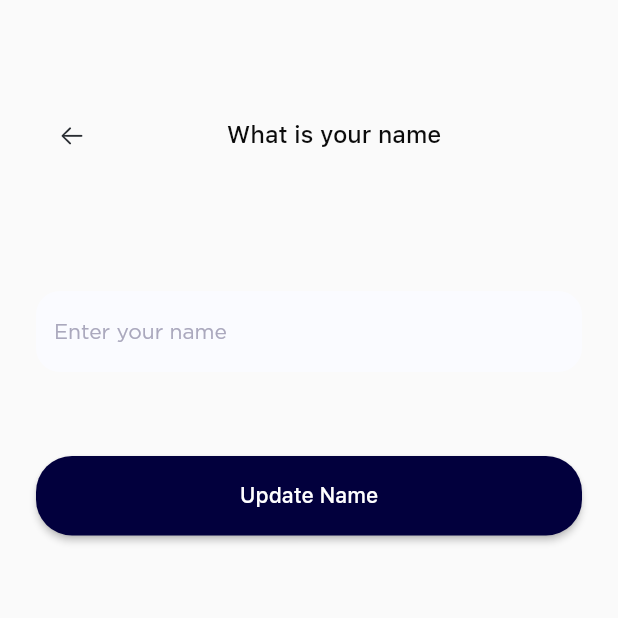
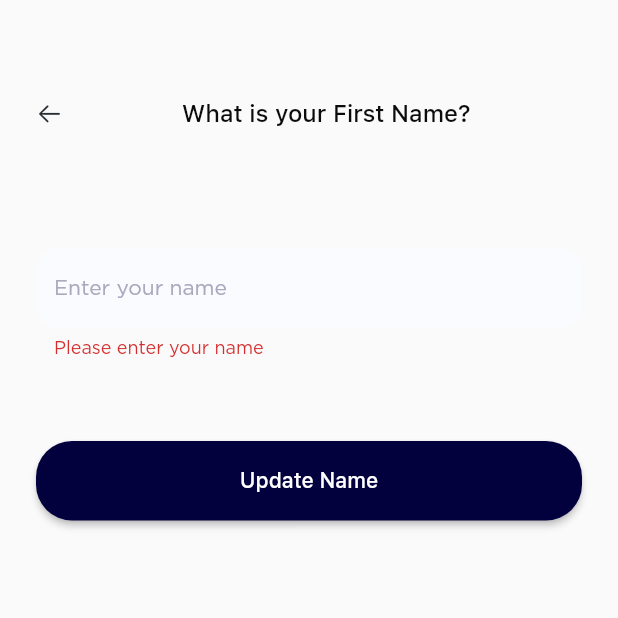
Before and after one commit to maoja37/OneWallet, a Flutter app: the UpdateUsernameScreen screen opened directly, after a tap on "Update Name", on a phone screen of 412 x 824 dp, the top half of it. Run offline on Flutter 3.47's test engine with Material 2 defaults, Android fonts, the phone set to English and light mode, and no system bars; our stand-ins replace drift, firebase_auth, firebase_core, flutter_slidable, flutter_svg, fluttertoast and 4 more; missing offline and left inert: bottom_sheet; accounts and stored records are empty; generated files the repository leaves out were written again; project files that could hold a hidden picture were left out.

Commit message:
made changes to the buttons to show progress loading

```diff
--- a/lib/ProfileSection/update_username.dart
+++ b/lib/ProfileSection/update_username.dart
@@ -4,14 +4,21 @@ import 'package:firebase_auth/firebase_auth.dart';
 import 'package:flutter/cupertino.dart';
 import 'package:flutter/material.dart';
 
-class UpdateUsernameScreen extends StatelessWidget {
+class UpdateUsernameScreen extends StatefulWidget {
   UpdateUsernameScreen({Key? key}) : super(key: key);
 
+  @override
+  State<UpdateUsernameScreen> createState() => _UpdateUsernameScreenState();
+}
 
+class _UpdateUsernameScreenState extends State<UpdateUsernameScreen> {
   final TextEditingController userNameEditingController = TextEditingController();
 
   final user = FirebaseAuth.instance.currentUser;
+
   final formKey = GlobalKey<FormState>();
+
+  bool loading = false;
 
   @override
   Widget build(BuildContext context) {
@@ -32,15 +39,13 @@ class UpdateUsernameScreen extends StatelessWidget {
                   ),
                   Row(
                     children: [
-                      IconButton(
-                        icon: Icon(CupertinoIcons.arrow_left, color: Color(0xff292D32), size: 18,),
-                        onPressed: () => Navigator.of(context).pop(),
-                      ),
+                       InkWell( onTap: () => Navigator.of(context).pop(),  child: Icon(CupertinoIcons.arrow_left, color: Color(0xff292D32), size: 18,)),
+
                       SizedBox(
                         width: MediaQuery.of(context).size.width * 0.192,
                       ),
                       Text(
-                        'What is your name',
+                        'What is your First Name?',
                         style: TextStyle(
                           fontFamily: 'SF-Pro',
                           fontSize: 16,
@@ -55,6 +60,18 @@ class UpdateUsernameScreen extends StatelessWidget {
                   TextFormField(
                     keyboardType: TextInputType.text,
                     controller: userNameEditingController,
+                    validator: (value) {
+                      if (value!.isEmpty) {
+                        return 'Please enter your name';
+                      }
+                      if(value.length > 17) {
+                        return 'Please enter a name less than 17 characters';
+                      }
+                      if(value.contains(' ')) {
+                        return 'Please enter only First name ';
+                      }
+                      return null;
+                    },
 
                     decoration: InputDecoration(
                         filled: true,
@@ -72,15 +89,24 @@ class UpdateUsernameScreen extends StatelessWidget {
                   SizedBox(height: 56,),
                   MaterialButton(
                     onPressed: ()  async {
-                      String stuff = userNameEditingController.text;
+                          String stuff = userNameEditingController.text;
+                      if(formKey.currentState!.validate()) {
+                        setState(() {
+                          loading = true;
+                        });
+
+                        await user?.updateDisplayName(stuff).then(
+                          (value) => ScaffoldMessenger.of(context).showSnackBar(SnackBar(content: Text('Name Updated')))).catchError((error) => ScaffoldMessenger.of(formKey.currentState!.context).showSnackBar(SnackBar(content: Text('Error Updating Name')))).whenComplete(() {});
 
 
-                        await user?.updateDisplayName(stuff).then((value) => ScaffoldMessenger.of(context).showSnackBar(SnackBar(content: Text('Name Updated'))));
+                      setState(() {
+                        loading = false;
+                      });
+
+                       Navigator.of(context).pop();
+                      }
 
 
-
-
-                       Navigator.of(context).pop();
                     },
                     color: Color(0xff02003D),
                     minWidth: double.infinity,
@@ -88,7 +114,15 @@ class UpdateUsernameScreen extends StatelessWidget {
                       borderRadius: BorderRadius.circular(24),
                     ),
                     padding: EdgeInsets.symmetric(vertical: 18),
-                    child: Text(
+                    child:  loading
+                        ? SizedBox(
+                            height: 11,
+                            width: 11,
+                            child: CircularProgressIndicator(
+                              color: Colors.white,
+                              strokeWidth: 2,
+                            ))
+                        :  Text(
                       'Update Name',
                       style: TextStyle(
                         fontFamily: 'SF-Pro',
```
Also changed, not shown: lib/OnboardingProcess/log_in_screen.dart (+24 -8 lines), lib/OnboardingProcess/sign_up_screen.dart (+21 -7 lines), lib/OnboardingProcess/splash_screen.dart (+12 -5 lines).
